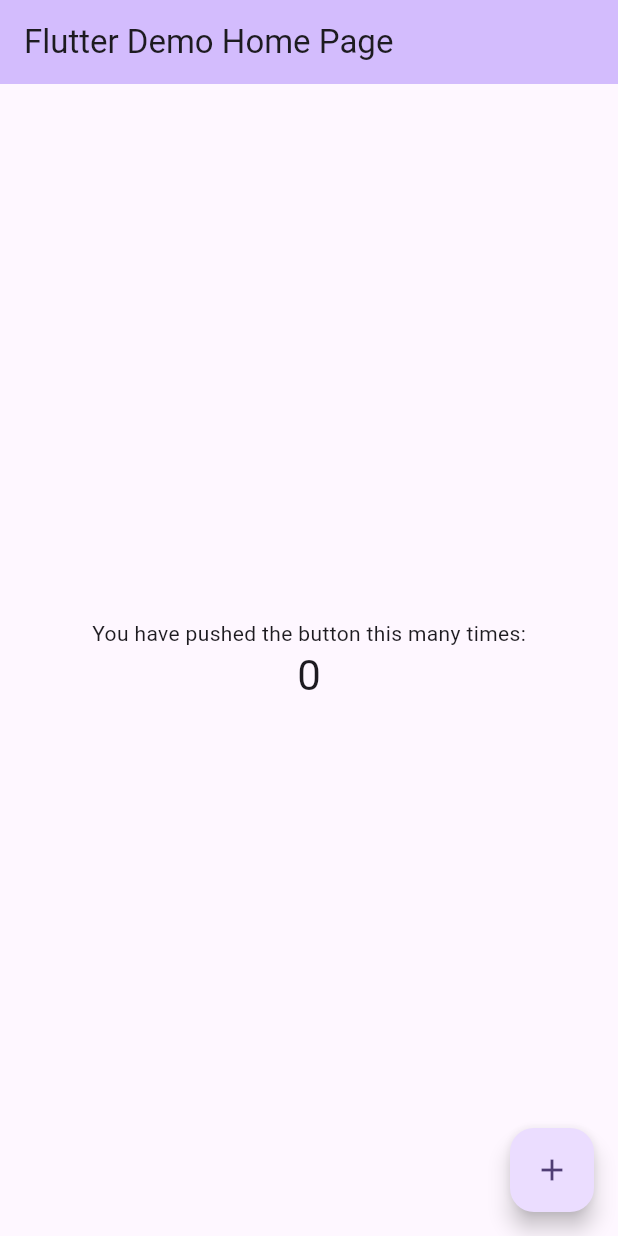
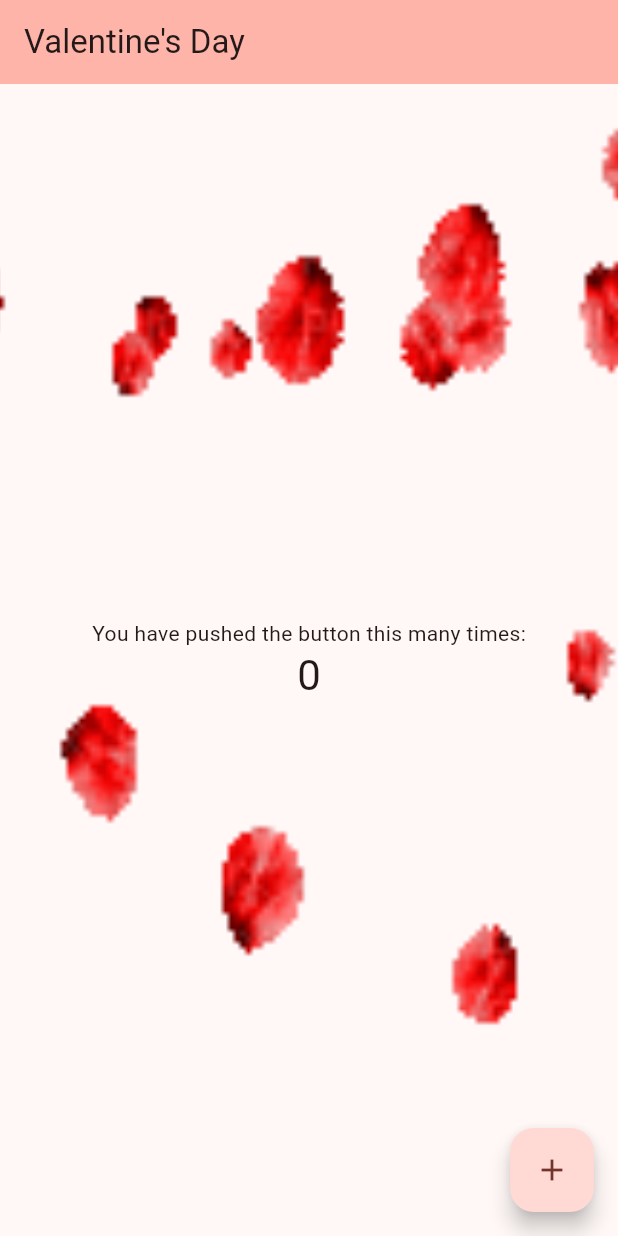
Before and after one commit to ewilliams153/MADValentines, a Flutter app: the screen it shows after launch, on a phone screen of 412 x 824 dp. Run offline on Flutter 3.47's test engine with Material 3 defaults, Android fonts, the phone set to English and light mode, and no system bars.

```diff
--- a/lib/main.dart
+++ b/lib/main.dart
@@ -12,41 +12,18 @@ class MyApp extends StatelessWidget {
   Widget build(BuildContext context) {
     return MaterialApp(
       title: 'Flutter Demo',
+      debugShowCheckedModeBanner: false,
       theme: ThemeData(
-        // This is the theme of your application.
-        //
-        // TRY THIS: Try running your application with "flutter run". You'll see
-        // the application has a purple toolbar. Then, without quitting the app,
-        // try changing the seedColor in the colorScheme below to Colors.green
-        // and then invoke "hot reload" (save your changes or press the "hot
-        // reload" button in a Flutter-supported IDE, or press "r" if you used
-        // the command line to start the app).
-        //
-        // Notice that the counter didn't reset back to zero; the application
-        // state is not lost during the reload. To reset the state, use hot
-        // restart instead.
-        //
-        // This works for code too, not just values: Most code changes can be
-        // tested with just a hot reload.
-        colorScheme: ColorScheme.fromSeed(seedColor: Colors.deepPurple),
+        colorScheme: ColorScheme.fromSeed(seedColor: Colors.red),
         useMaterial3: true,
       ),
-      home: const MyHomePage(title: 'Flutter Demo Home Page'),
+      home: const MyHomePage(title: 'Valentine\'s Day'),
     );
   }
 }
 
 class MyHomePage extends StatefulWidget {
   const MyHomePage({super.key, required this.title});
-
-  // This widget is the home page of your application. It is stateful, meaning
-  // that it has a State object (defined below) that contains fields that affect
-  // how it looks.
-
-  // This class is the configuration for the state. It holds the values (in this
-  // case the title) provided by the parent (in this case the App widget) and
-  // used by the build method of the State. Fields in a Widget subclass are
-  // always marked "final".
 
   final String title;
 
@@ -59,50 +36,26 @@ class _MyHomePageState extends State<MyHomePage> {
 
   void _incrementCounter() {
     setState(() {
-      // This call to setState tells the Flutter framework that something has
-      // changed in this State, which causes it to rerun the build method below
-      // so that the display can reflect the updated values. If we changed
-      // _counter without calling setState(), then the build method would not be
-      // called again, and so nothing would appear to happen.
       _counter++;
     });
   }
 
   @override
   Widget build(BuildContext context) {
-    // This method is rerun every time setState is called, for instance as done
-    // by the _incrementCounter method above.
-    //
-    // The Flutter framework has been optimized to make rerunning build methods
-    // fast, so that you can just rebuild anything that needs updating rather
-    // than having to individually change instances of widgets.
     return Scaffold(
       appBar: AppBar(
-        // TRY THIS: Try changing the color here to a specific color (to
-        // Colors.amber, perhaps?) and trigger a hot reload to see the AppBar
-        // change color while the other colors stay the same.
         backgroundColor: Theme.of(context).colorScheme.inversePrimary,
-        // Here we take the value from the MyHomePage object that was created by
-        // the App.build method, and use it to set our appbar title.
         title: Text(widget.title),
       ),
-      body: Center(
-        // Center is a layout widget. It takes a single child and positions it
-        // in the middle of the parent.
+      body: Container(
+        decoration: BoxDecoration(
+          image: DecorationImage(
+            image: AssetImage('assets/images/flower_petals.gif'),
+            fit: BoxFit.cover,
+          ),
+        ),
+        child: Center(
           child: Column(
-          // Column is also a layout widget. It takes a list of children and
-          // arranges them vertically. By default, it sizes itself to fit its
-          // children horizontally, and tries to be as tall as its parent.
-          //
-          // Column has various properties to control how it sizes itself and
-          // how it positions its children. Here we use mainAxisAlignment to
-          // center the children vertically; the main axis here is the vertical
-          // axis because Columns are vertical (the cross axis would be
-          // horizontal).
-          //
-          // TRY THIS: Invoke "debug painting" (choose the "Toggle Debug Paint"
-          // action in the IDE, or press "p" in the console), to see the
-          // wireframe for each widget.
             mainAxisAlignment: MainAxisAlignment.center,
             children: <Widget>[
               const Text(
@@ -115,11 +68,12 @@ class _MyHomePageState extends State<MyHomePage> {
             ],
           ),
         ),
+      ),
       floatingActionButton: FloatingActionButton(
         onPressed: _incrementCounter,
         tooltip: 'Increment',
         child: const Icon(Icons.add),
-      ), // This trailing comma makes auto-formatting nicer for build methods.
+      ),
     );
   }
 }
--- a/pubspec.yaml
+++ b/pubspec.yaml
@@ -60,6 +60,7 @@ flutter:
   # To add assets to your application, add an assets section, like this:
   assets:
   - assets/images/happyValentines.png
+  - assets/images/flower_petals.gif
 
   # An image asset can refer to one or more resolution-specific "variants", see
   # https://flutter.dev/to/resolution-aware-images
```
Also changed, not shown: assets/images/flower_petals.gif (added). Lines whose indentation alone changed are shown as unchanged.
